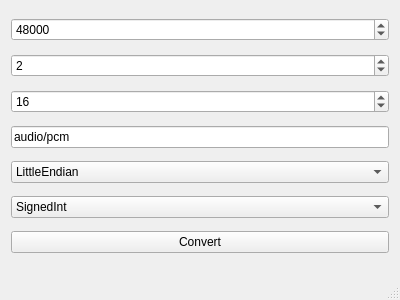
alphaonex86/CatchChallenger, file tools/opusdecoder/MainWindow.ui: the form before one commit.
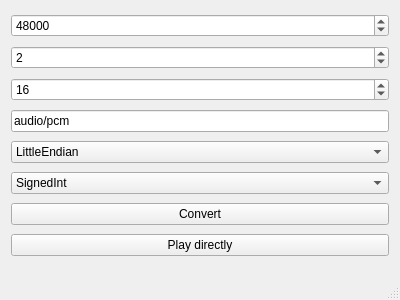
The form after the commit.

Diff of the .ui file:
```diff
--- a/tools/opusdecoder/MainWindow.ui
+++ b/tools/opusdecoder/MainWindow.ui
@@ -97,6 +97,13 @@
       </property>
      </widget>
     </item>
+    <item>
+     <widget class="QPushButton" name="playDirectly">
+      <property name="text">
+       <string>Play directly</string>
+      </property>
+     </widget>
+    </item>
    </layout>
   </widget>
   <widget class="QStatusBar" name="statusBar"/>
```
